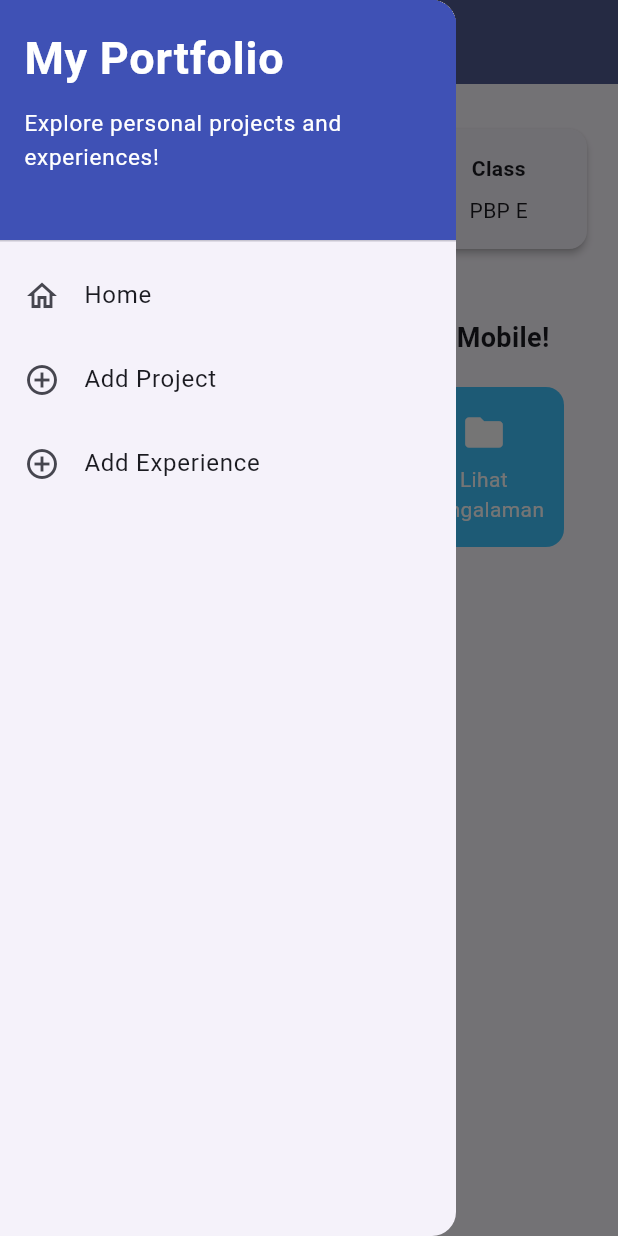
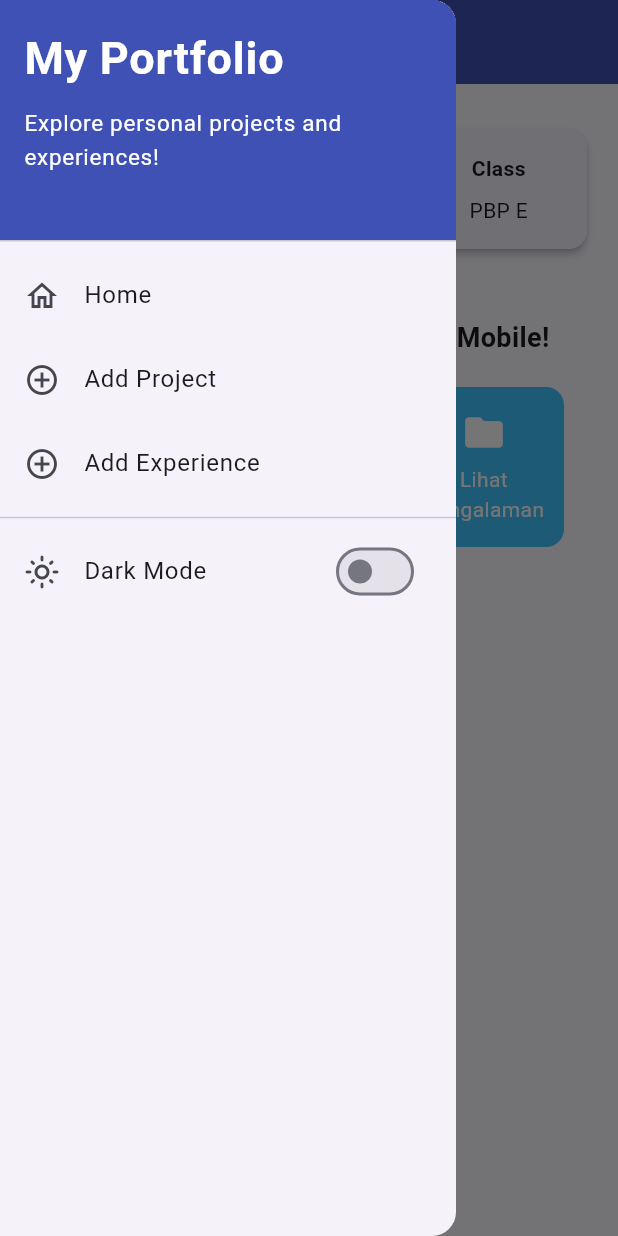
Before and after one commit to zidanfauzanikrar/myportofolio_mobile, a Flutter app: the screen it shows after launch, with the side drawer open, on a phone screen of 412 x 824 dp. Run offline on Flutter 3.47's test engine with Material 3 defaults, Android fonts, the phone set to English and light mode, and no system bars; our stand-ins replace material_ui.

Commit message:
feat: Added dark mode as additional functionality

```diff
--- a/myportofolio_mobile/lib/main.dart
+++ b/myportofolio_mobile/lib/main.dart
@@ -1,5 +1,6 @@
 import 'package:material_ui/material_ui.dart';
 import 'package:myportofolio_mobile/screens/menu.dart';
+import 'package:myportofolio_mobile/utils/theme_controller.dart';
 
 void main() {
   runApp(const MyApp());
@@ -10,16 +11,27 @@ class MyApp extends StatelessWidget {
 
   @override
   Widget build(BuildContext context) {
+    // MaterialApp dibangun ulang setiap kali mode tema berubah.
+    return ValueListenableBuilder<ThemeMode>(
+      valueListenable: themeModeNotifier,
+      builder: (context, mode, _) {
         return MaterialApp(
           title: 'MyPortfolio',
+          themeMode: mode,
           theme: ThemeData(
+            colorScheme: ColorScheme.fromSeed(seedColor: Colors.indigo),
+            useMaterial3: true,
+          ),
+          darkTheme: ThemeData(
             colorScheme: ColorScheme.fromSeed(
               seedColor: Colors.indigo,
-          secondary: Colors.amber[700],
+              brightness: Brightness.dark,
             ),
             useMaterial3: true,
           ),
           home: MyHomePage(),
         );
+      },
+    );
   }
 }
--- a/myportofolio_mobile/lib/screens/experience_form.dart
+++ b/myportofolio_mobile/lib/screens/experience_form.dart
@@ -244,9 +244,9 @@ class _ExperienceFormPageState extends State<ExperienceFormPage> {
                 child: Padding(
                   padding: const EdgeInsets.all(8.0),
                   child: ElevatedButton(
-                    style: ButtonStyle(
-                      backgroundColor:
-                          WidgetStateProperty.all(Colors.indigo),
+                    style: ElevatedButton.styleFrom(
+                      backgroundColor: Theme.of(context).colorScheme.primary,
+                      foregroundColor: Theme.of(context).colorScheme.onPrimary,
                     ),
                     onPressed: () {
                       if (_formKey.currentState!.validate()) {
@@ -283,10 +283,7 @@ class _ExperienceFormPageState extends State<ExperienceFormPage> {
                         );
                       }
                     },
-                    child: const Text(
-                      "Save",
-                      style: TextStyle(color: Colors.white),
-                    ),
+                    child: const Text("Save"),
                   ),
                 ),
               ),
--- a/myportofolio_mobile/lib/screens/menu.dart
+++ b/myportofolio_mobile/lib/screens/menu.dart
@@ -30,7 +30,7 @@ class MyHomePage extends StatelessWidget {
             fontWeight: FontWeight.bold,
           ),
         ),
-        backgroundColor: Theme.of(context).colorScheme.primary,
+        backgroundColor: Colors.indigo,
         iconTheme: const IconThemeData(color: Colors.white)
       ),
       drawer: const LeftDrawer(),
--- /dev/null
+++ b/myportofolio_mobile/lib/utils/theme_controller.dart
@@ -0,0 +1,6 @@
+import 'package:material_ui/material_ui.dart';
+
+/// Menyimpan mode tema aplikasi (terang atau gelap).
+/// Dibaca oleh MaterialApp dan diubah lewat switch di drawer.
+final ValueNotifier<ThemeMode> themeModeNotifier =
+    ValueNotifier<ThemeMode>(ThemeMode.light);
--- a/myportofolio_mobile/lib/widgets/left_drawer.dart
+++ b/myportofolio_mobile/lib/widgets/left_drawer.dart
@@ -2,6 +2,7 @@ import 'package:material_ui/material_ui.dart';
 import 'package:myportofolio_mobile/screens/experience_form.dart';
 import 'package:myportofolio_mobile/screens/menu.dart';
 import 'package:myportofolio_mobile/screens/project_form.dart';
+import 'package:myportofolio_mobile/utils/theme_controller.dart';
 
 class LeftDrawer extends StatelessWidget {
   const LeftDrawer({super.key});
@@ -75,7 +76,25 @@ class LeftDrawer extends StatelessWidget {
                 ),
               );
             },
-          )
+          ),
+          const Divider(),
+          ValueListenableBuilder<ThemeMode>(
+            valueListenable: themeModeNotifier,
+            builder: (context, mode, _) {
+              return SwitchListTile(
+                secondary: Icon(
+                  mode == ThemeMode.dark
+                      ? Icons.dark_mode_outlined
+                      : Icons.light_mode_outlined,
+                ),
+                title: const Text('Dark Mode'),
+                value: mode == ThemeMode.dark,
+                onChanged: (bool isDark) {
+                  themeModeNotifier.value = isDark ? ThemeMode.dark : ThemeMode.light;
+                },
+              );
+            },
+          ),
         ],
       ),
     );
--- a/myportofolio_mobile/lib/widgets/project_card.dart
+++ b/myportofolio_mobile/lib/widgets/project_card.dart
@@ -10,9 +10,14 @@ class ItemCard extends StatelessWidget {
 
   @override
   Widget build(BuildContext context) {
+    final bool isDark = Theme.of(context).brightness == Brightness.dark;
+    // Di mode gelap, warna kartu digelapkan 40% agar tidak menyilaukan.
+    final Color cardColor =
+      isDark ? Color.lerp(item.color, Colors.black, 0.6)! : item.color;
+
     return Material(
       // Menggunakan warna sekunder dari skema tema aplikasi.
-      color: item.color,
+      color: cardColor,
       borderRadius: BorderRadius.circular(12),
       child: InkWell(
         // Aksi ketika kartu ditekan oleh pengguna.
```
Lines whose indentation alone changed are shown as unchanged.
